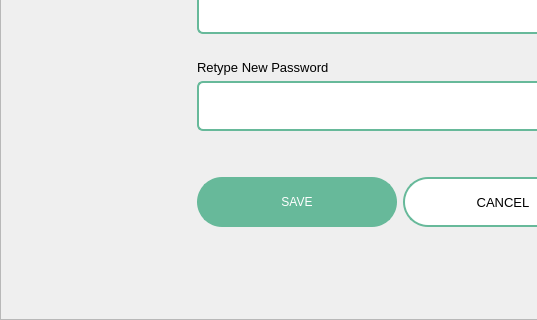
The window that screens/ui/password/passwordRecovery.ui (sehae/POS-with-Inventory-System) describes before a commit, drawn with Qt 5; both pictures show x 0 to 537 and y 280 to 600 of the 800 by 600 pixel window.
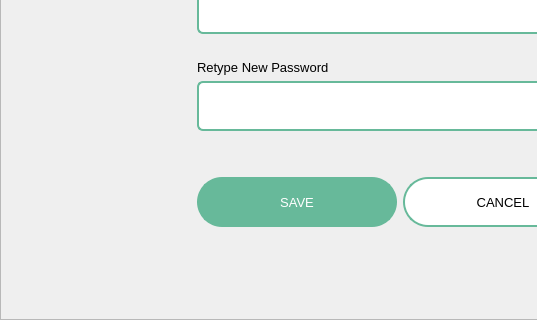
The same window after the commit.

Patch:
```diff
--- a/screens/ui/password/passwordRecovery.ui
+++ b/screens/ui/password/passwordRecovery.ui
@@ -283,6 +283,11 @@
                     <height>50</height>
                    </size>
                   </property>
+                  <property name="font">
+                   <font>
+                    <pointsize>10</pointsize>
+                   </font>
+                  </property>
                   <property name="styleSheet">
                    <string notr="true">QPushButton {
     background-color: #67B99A;
```
Left out of the diff: 12 changed lines with no effect on the pictures.
